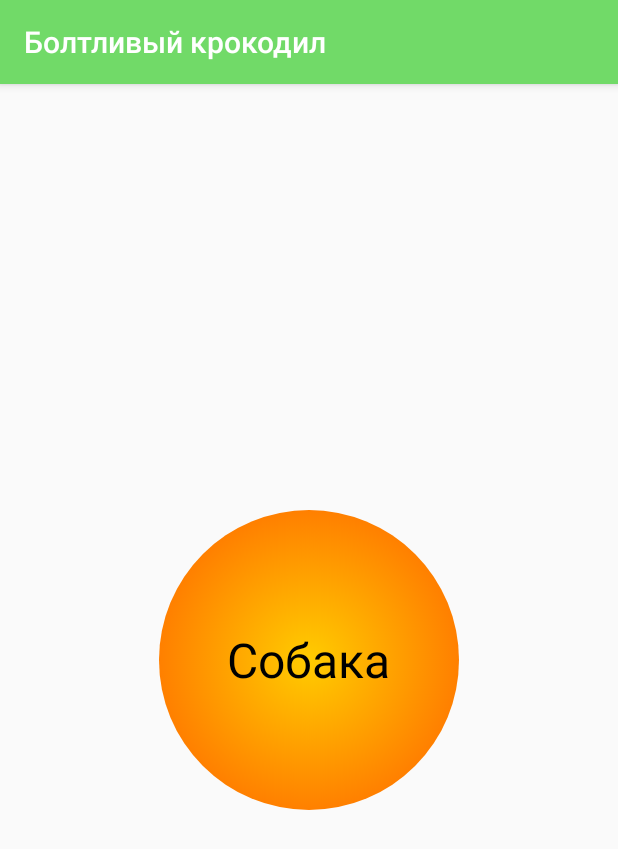
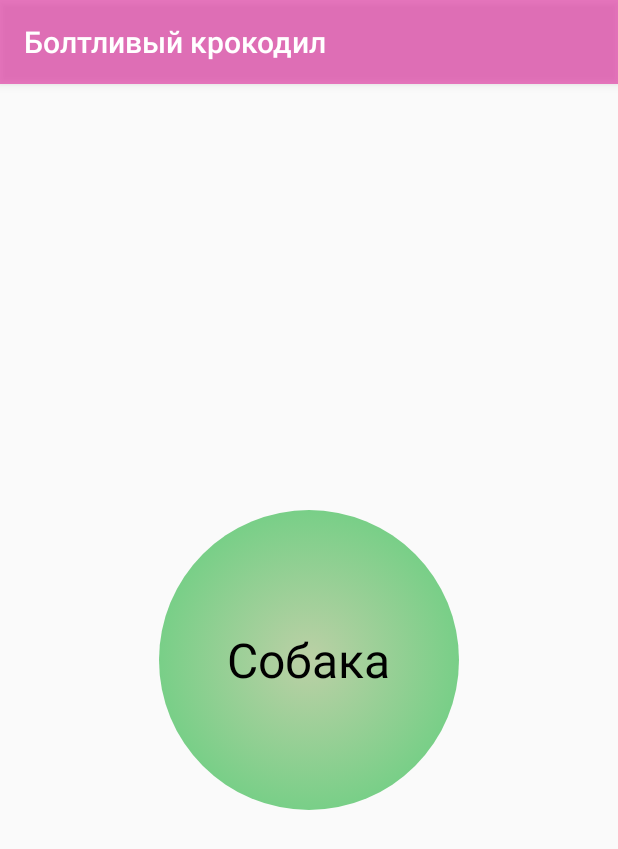
Before and after one commit to kewbr/talking_crocodile, an Android app: the GameView screen opened directly, with no data from a screen before it, on a phone screen of 412 x 824 dp. Shown: the top 849 px of the screen. Run offline under Robolectric (Android 15) with nearby library versions, the phone set to English and light mode, and no system bars; Roboto replaces fonts that are not available here.

Commit message:
Some useless color changes

```diff
--- a/Source code/app/src/main/res/drawable/circle.xml
+++ b/Source code/app/src/main/res/drawable/circle.xml
@@ -3,9 +3,9 @@
     android:dither="true"
     android:shape="oval" >
     <gradient
-        android:endColor="#ffff6600"
-        android:gradientRadius="200"
-        android:startColor="#ffffcc00"
+        android:endColor="#35CE69"
+        android:gradientRadius="300"
+        android:startColor="@color/buttonColor"
         android:type="radial"
         android:useLevel="false" />
 
--- a/Source code/app/src/main/res/values/colors.xml
+++ b/Source code/app/src/main/res/values/colors.xml
@@ -1,8 +1,9 @@
 <?xml version="1.0" encoding="utf-8"?>
 <resources>
-    <color name="colorPrimary">#71DA68</color>
+    <color name="colorPrimary">#A6E237A3</color>
     <color name="colorPrimaryDark">#A6C5057E</color>
-    <color name="colorAccent">#A50A43</color>
-    <color name="buttonColor">#F4DE15</color>
+    <color name="colorAccent">#920749</color>
+    <color name="buttonColor">#BCD0A6</color>
     <color name="colorBack">#7B5B033B</color>
+    <color name="textColor">#040002</color>
 </resources>
--- a/Source code/app/src/main/res/values/strings.xml
+++ b/Source code/app/src/main/res/values/strings.xml
@@ -17,4 +17,6 @@
     <string name="rewardImageView">TODO</string>
     <string name="winnerImageView">TODO</string>
     <string name="circle">circle</string>
+    <string name="header">header</string>
+    <string name="guessWords"></string>
 </resources>
```
